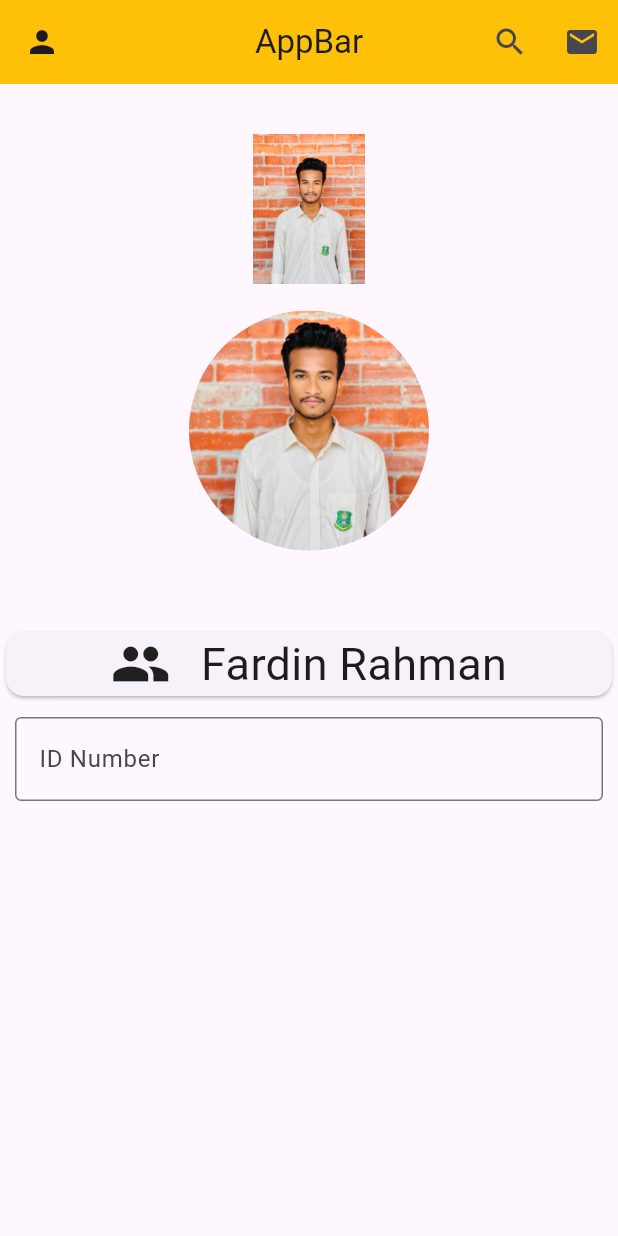
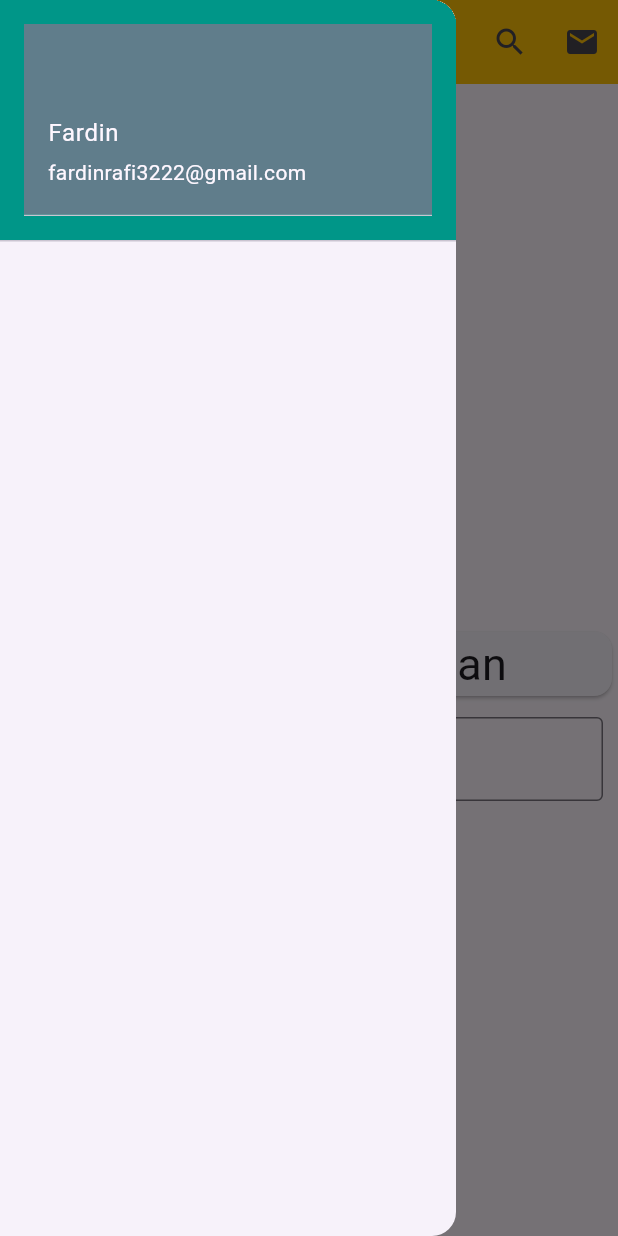
Before and after one commit to MaybeFardin/App-Task, a Flutter app: the screen it shows after launch, with the side drawer open (before the commit the screen has no drawer), on a phone screen of 412 x 824 dp. Run offline on Flutter 3.47's test engine with Material 3 defaults, Android fonts, the phone set to English and light mode, and no system bars.

Commit message:
Add files via upload

```diff
--- a/lib/main.dart
+++ b/lib/main.dart
@@ -29,17 +29,41 @@ class Task extends StatelessWidget {
         backgroundColor: Colors.amber,
         centerTitle: true,
 
+
+
       actions: [
         IconButton(onPressed: (){},
             icon: const Icon(Icons.search)),
         IconButton(onPressed: (){},
             icon: const Icon(Icons.mail))
       ],
-      leading: IconButton(
-        onPressed: (){},
-        icon: const Icon(Icons.person),
+
+      // leading: IconButton(
+      //   onPressed: (){},
+      //   icon: const Icon(Icons.person),
+      // ),
       ),
-      ),
+
+        drawer: Drawer(
+          child: ListView(
+            children: [
+          DrawerHeader(
+          decoration: BoxDecoration(
+          color: Colors.teal,
+          ),
+          child: UserAccountsDrawerHeader(
+            decoration: BoxDecoration(
+              color: Colors.blueGrey,
+            ),
+            accountName: Text('Fardin'),
+            accountEmail: Text('fardinrafi3222@gmail.com'),
+
+          ),
+        ),
+    ],
+    ),
+        ),
+
       body:
       Center(
         child: Column(
```
